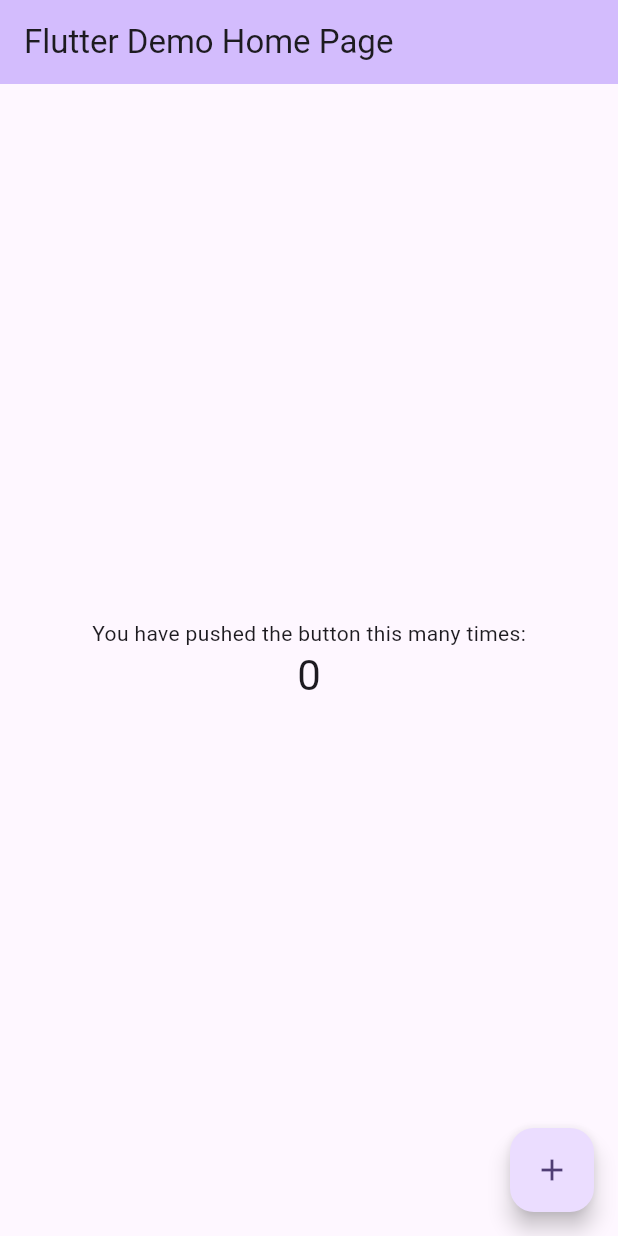
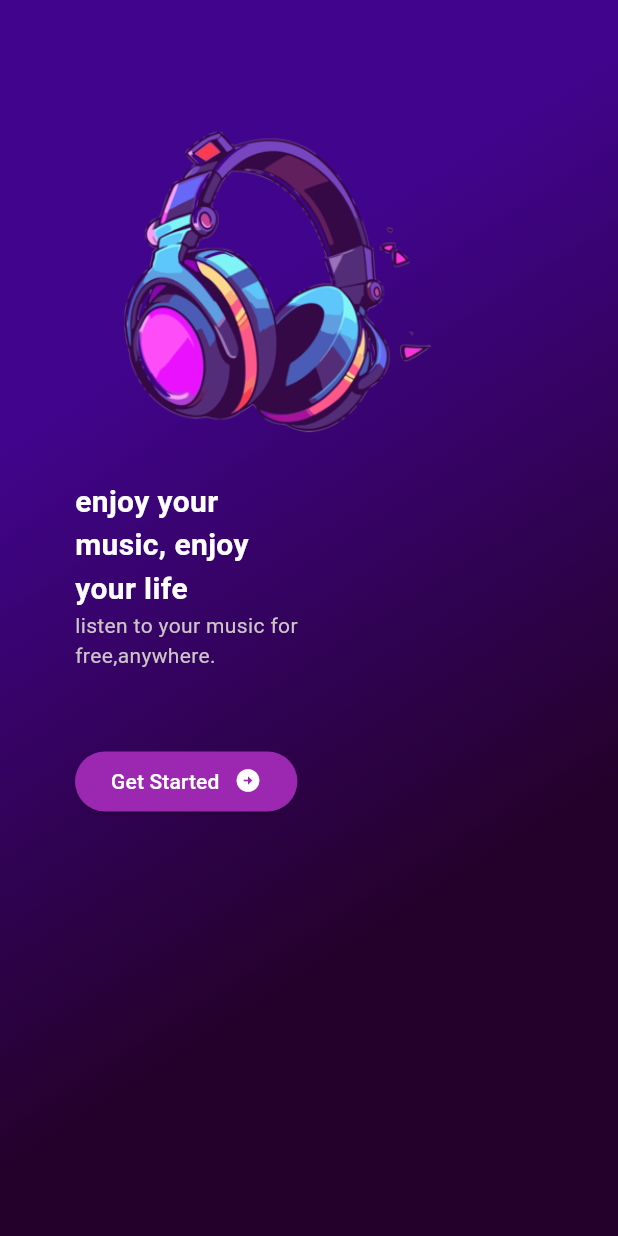
Before and after one commit to Quratulain112/music_recommendation_system_flutter_app, a Flutter app: the screen it shows after launch, on a phone screen of 412 x 824 dp. Run offline on Flutter 3.47's test engine with Material 3 defaults, Android fonts, the phone set to English and light mode, and no system bars; our stand-ins replace bottom_navy_bar.

Commit message:
added project code

```diff
--- a/lib/main.dart
+++ b/lib/main.dart
@@ -1,125 +1,25 @@
 import 'package:flutter/material.dart';
+import 'package:music_app/pages/home_screen.dart';
+import 'package:music_app/screens/login_screen.dart';
+import 'package:music_app/screens/register_sceen.dart';
+import 'package:music_app/screens/start_screen.dart';
 
 void main() {
-  runApp(const MyApp());
+  runApp(MyApp());
 }
 
 class MyApp extends StatelessWidget {
-  const MyApp({super.key});
-
-  // This widget is the root of your application.
   @override
   Widget build(BuildContext context) {
     return MaterialApp(
-      title: 'Flutter Demo',
-      theme: ThemeData(
-        // This is the theme of your application.
-        //
-        // TRY THIS: Try running your application with "flutter run". You'll see
-        // the application has a purple toolbar. Then, without quitting the app,
-        // try changing the seedColor in the colorScheme below to Colors.green
-        // and then invoke "hot reload" (save your changes or press the "hot
-        // reload" button in a Flutter-supported IDE, or press "r" if you used
-        // the command line to start the app).
-        //
-        // Notice that the counter didn't reset back to zero; the application
-        // state is not lost during the reload. To reset the state, use hot
-        // restart instead.
-        //
-        // This works for code too, not just values: Most code changes can be
-        // tested with just a hot reload.
-        colorScheme: ColorScheme.fromSeed(seedColor: Colors.deepPurple),
-        useMaterial3: true,
-      ),
-      home: const MyHomePage(title: 'Flutter Demo Home Page'),
+      debugShowCheckedModeBanner: false,
+      initialRoute: "/ss",
+      routes: {
+        "/ss": (context) => StartScreen(),
+        "/rg": (contxt) => RegisterScreen(),
+        "/hm": (context) => HomeScreen(),
+        "/lg": (context) => LoginScreen(),
+      },
     );
   }
 }
-
-class MyHomePage extends StatefulWidget {
-  const MyHomePage({super.key, required this.title});
-
-  // This widget is the home page of your application. It is stateful, meaning
-  // that it has a State object (defined below) that contains fields that affect
-  // how it looks.
-
-  // This class is the configuration for the state. It holds the values (in this
-  // case the title) provided by the parent (in this case the App widget) and
-  // used by the build method of the State. Fields in a Widget subclass are
-  // always marked "final".
-
-  final String title;
-
-  @override
-  State<MyHomePage> createState() => _MyHomePageState();
-}
-
-class _MyHomePageState extends State<MyHomePage> {
-  int _counter = 0;
-
-  void _incrementCounter() {
-    setState(() {
-      // This call to setState tells the Flutter framework that something has
-      // changed in this State, which causes it to rerun the build method below
-      // so that the display can reflect the updated values. If we changed
-      // _counter without calling setState(), then the build method would not be
-      // called again, and so nothing would appear to happen.
-      _counter++;
-    });
-  }
-
-  @override
-  Widget build(BuildContext context) {
-    // This method is rerun every time setState is called, for instance as done
-    // by the _incrementCounter method above.
-    //
-    // The Flutter framework has been optimized to make rerunning build methods
-    // fast, so that you can just rebuild anything that needs updating rather
-    // than having to individually change instances of widgets.
-    return Scaffold(
-      appBar: AppBar(
-        // TRY THIS: Try changing the color here to a specific color (to
-        // Colors.amber, perhaps?) and trigger a hot reload to see the AppBar
-        // change color while the other colors stay the same.
-        backgroundColor: Theme.of(context).colorScheme.inversePrimary,
-        // Here we take the value from the MyHomePage object that was created by
-        // the App.build method, and use it to set our appbar title.
-        title: Text(widget.title),
-      ),
-      body: Center(
-        // Center is a layout widget. It takes a single child and positions it
-        // in the middle of the parent.
-        child: Column(
-          // Column is also a layout widget. It takes a list of children and
-          // arranges them vertically. By default, it sizes itself to fit its
-          // children horizontally, and tries to be as tall as its parent.
-          //
-          // Column has various properties to control how it sizes itself and
-          // how it positions its children. Here we use mainAxisAlignment to
-          // center the children vertically; the main axis here is the vertical
-          // axis because Columns are vertical (the cross axis would be
-          // horizontal).
-          //
-          // TRY THIS: Invoke "debug painting" (choose the "Toggle Debug Paint"
-          // action in the IDE, or press "p" in the console), to see the
-          // wireframe for each widget.
-          mainAxisAlignment: MainAxisAlignment.center,
-          children: <Widget>[
-            const Text(
-              'You have pushed the button this many times:',
-            ),
-            Text(
-              '$_counter',
-              style: Theme.of(context).textTheme.headlineMedium,
-            ),
-          ],
-        ),
-      ),
-      floatingActionButton: FloatingActionButton(
-        onPressed: _incrementCounter,
-        tooltip: 'Increment',
-        child: const Icon(Icons.add),
-      ), // This trailing comma makes auto-formatting nicer for build methods.
-    );
-  }
-}
--- /dev/null
+++ b/lib/screens/start_screen.dart
@@ -0,0 +1,59 @@
+import 'package:flutter/material.dart';
+
+class StartScreen extends StatelessWidget {
+  @override
+  Widget build(BuildContext context) {
+    return Scaffold(
+        body: Container(
+      width: 500,
+      decoration: BoxDecoration(
+          gradient: LinearGradient(transform: GradientRotation(1), colors: [
+        const Color.fromARGB(255, 65, 4, 140),
+        const Color.fromARGB(255, 36, 1, 42),
+      ])),
+      child: Padding(
+        padding: EdgeInsets.only(top: 70, left: 50),
+        child: Column(
+          crossAxisAlignment: CrossAxisAlignment.start,
+          children: [
+            const Image(
+                height: 250, image: AssetImage('assets/headphones.png')),
+            Text(
+              "enjoy your \nmusic, enjoy \nyour life",
+              style: TextStyle(
+                  fontWeight: FontWeight.bold,
+                  fontSize: 20,
+                  color: Colors.white),
+            ),
+            Text(
+              "listen to your music for \nfree,anywhere.",
+              style: TextStyle(color: const Color.fromARGB(255, 205, 198, 198)),
+            ),
+            Padding(
+              padding: EdgeInsets.only(top: 50),
+              child: ElevatedButton(
+                  style:
+                      ElevatedButton.styleFrom(backgroundColor: Colors.purple),
+                  onPressed: () {
+                    Navigator.pushNamed(context, "/lg");
+                  },
+                  child: Wrap(
+                    spacing: 10,
+                    children: [
+                      Text(
+                        "Get Started",
+                        style: TextStyle(color: Colors.white),
+                      ),
+                      Icon(
+                        Icons.arrow_circle_right,
+                        color: Colors.white,
+                      )
+                    ],
+                  )),
+            )
+          ],
+        ),
+      ),
+    ));
+  }
+}
--- a/pubspec.yaml
+++ b/pubspec.yaml
@@ -1,4 +1,4 @@
-name: music_recommendation_system_flutter_app
+name: music_app
 description: "A new Flutter project."
 # The following line prevents the package from being accidentally published to
 # pub.dev using `flutter pub publish`. This is preferred for private packages.
@@ -35,6 +35,7 @@ dependencies:
   # The following adds the Cupertino Icons font to your application.
   # Use with the CupertinoIcons class for iOS style icons.
   cupertino_icons: ^1.0.8
+  bottom_navy_bar: ^6.1.0
 
 dev_dependencies:
   flutter_test:
@@ -59,7 +60,8 @@ flutter:
   uses-material-design: true
 
   # To add assets to your application, add an assets section, like this:
-  # assets:
+  assets:
+      - assets/
   #   - images/a_dot_burr.jpeg
   #   - images/a_dot_ham.jpeg
 
```
Also changed, not shown: lib/pages/discover_page.dart (added, +45 -0 lines), lib/pages/favourite_page.dart (added, +104 -0 lines), lib/pages/home_screen.dart (added, +68 -0 lines), lib/screens/login_screen.dart (added, +61 -0 lines), lib/screens/music_page.dart (added, +104 -0 lines), lib/screens/register_sceen.dart (added, +70 -0 lines), lib/widgets/list_item.dart (added, +42 -0 lines), lib/widgets/search_bar.dart (added, +26 -0 lines), assets/glitter_two.jpg (added), assets/headphones.png (added), assets/loginbag.jpg (added), pubspec.lock, 2 other files.
